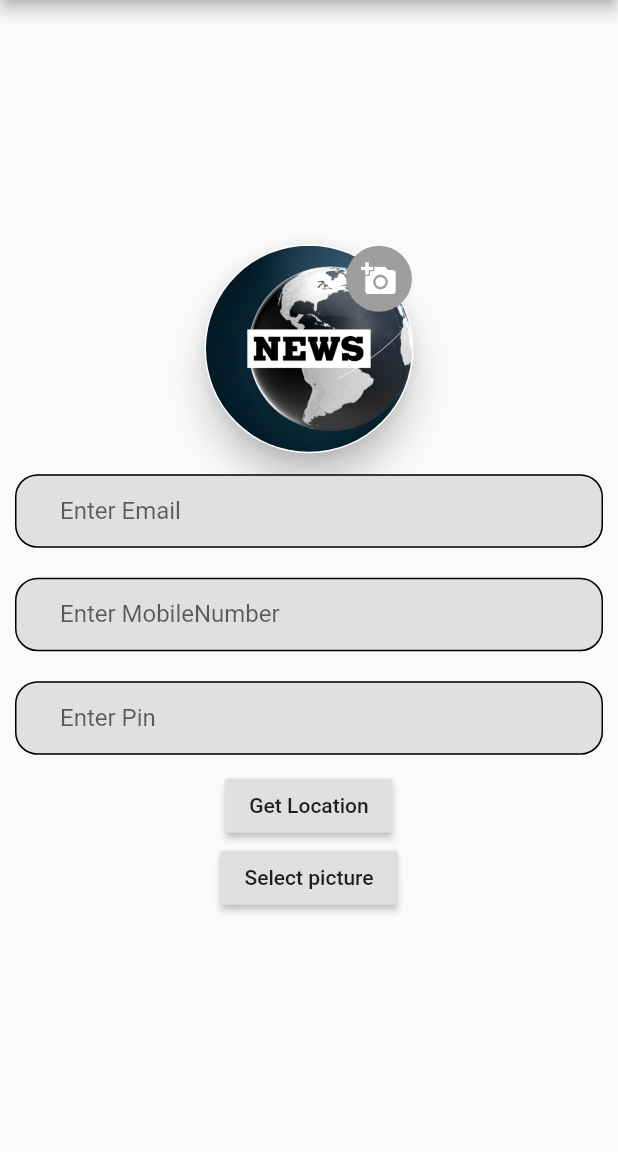
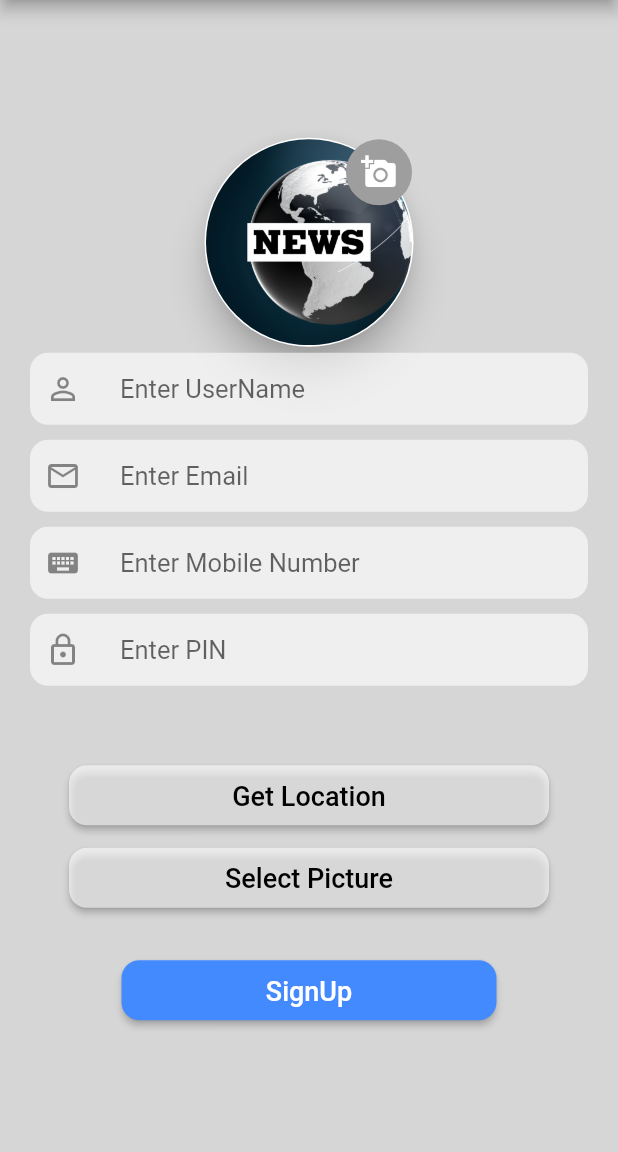
Before and after one commit to brahmy/Dawning-Times, a Flutter app: the SignUp screen opened directly, on a phone screen of 412 x 824 dp, the part 84-1236 px from its top. Run offline on Flutter 3.47's test engine with Material 2 defaults, Android fonts, the phone set to English and light mode, and no system bars; our stand-ins replace carousel_slider, geolocator, image_picker; missing offline and left inert: dart:ffi.

Commit message:
change UI in signup.dart

```diff
--- a/lib/screens/auth/signin.dart
+++ b/lib/screens/auth/signin.dart
@@ -129,7 +129,7 @@ class _SignInState extends State<SignIn> {
                   child: Text(
                     "Don't have an account? SignUp",
                     style: TextStyle(
-                      color: Colors.white,
+                      color: Colors.black54,
                     ),
                   ),
                 ),
--- a/lib/screens/auth/signup.dart
+++ b/lib/screens/auth/signup.dart
@@ -1,8 +1,11 @@
 import 'dart:io';
 
 import 'package:dawning_times/screens/auth/geo_locator.dart';
+import 'package:dawning_times/screens/auth/signin.dart';
 import 'package:flutter/material.dart';
+import 'package:geolocator/geolocator.dart';
 import 'package:image_picker/image_picker.dart';
+import 'package:url_launcher/url_launcher.dart';
 
 class SignUp extends StatefulWidget {
   @override
@@ -57,9 +60,46 @@ class _SignUpState extends State<SignUp> {
         });
   }
 
+  ///location
+  var locatonMessage = '' ;
+
+   String latitude;
+   String longitude;
+
+  ///function for getting the current user Location
+  /// but before u add the permission
+
+  void getCurrentLocation() async {
+    var position = await Geolocator.getCurrentPosition(desiredAccuracy: LocationAccuracy.high);
+    var lat = position.latitude;
+    var long = position.longitude;
+
+    ///passing this to latitude and longitude Strings
+
+    latitude = "$lat";
+    longitude = "$long";
+
+    setState(() {
+      locatonMessage = "Latitude: $lat and Longitude: $long";
+    });
+  }
+
+  /// function for Opening it in GoogleMap
+
+  void googleMap() async {
+    String googleUrl =
+        "https://www.google.com/maps/search/?api=1&query=$latitude,$longitude";
+    if(await canLaunch(googleUrl)) {
+      await launch(googleUrl);
+    }else{
+      throw("Couldn't open GoogleMaps");
+    }
+  }
+
   @override
   Widget build(BuildContext context) {
     return Scaffold(
+      backgroundColor: Colors.grey[350],
       appBar: AppBar(
         // Here we take the value from the MyHomePage object that was created by
         // the App.build method, and use it to set our appbar title.
@@ -108,60 +148,185 @@ class _SignUpState extends State<SignUp> {
                   ),
                 ]),
                 Padding(
-                  padding: const EdgeInsets.all(10.0),
-                  child: TextFormField(
-                    decoration: InputDecoration(
+                  padding: const EdgeInsets.fromLTRB(20.0, 0.0, 20.0, 0.0),
+                  child:  Container(
+                    decoration: BoxDecoration(
+                      color: Colors.white60,
+                      borderRadius:  BorderRadius.circular(12),
+                    ),
+                    child: TextField(
+                      decoration: InputDecoration(
+                        hintStyle: TextStyle(fontSize: 17),
+                        icon: Padding(
+                          padding: const EdgeInsets.all(10.0),
+                          child: Icon(Icons.person_outline),
+                        ),
+                        hintText: 'Enter UserName',
                         border: InputBorder.none,
-                        filled: true,
-                        fillColor: Colors.grey[300],
-                        focusColor: Colors.grey[300],
-                        labelText: 'Enter Email',
-                        contentPadding: new EdgeInsets.symmetric(
-                            vertical: 15.0, horizontal: 30.0),
-                        enabledBorder: OutlineInputBorder(
-                            borderRadius: BorderRadius.circular(15.0))),
+                      ),
+                    ),
                   ),
                 ),
+                SizedBox(height: 10,),
                 Padding(
-                  padding: const EdgeInsets.all(10.0),
-                  child: TextFormField(
-                    decoration: InputDecoration(
+                  padding: const EdgeInsets.fromLTRB(20.0, 0.0, 20.0, 0.0),
+                  child:  Container(
+                    decoration: BoxDecoration(
+                      color: Colors.white60,
+                      borderRadius:  BorderRadius.circular(12),
+                    ),
+                    child: TextField(
+                      decoration: InputDecoration(
+                        hintStyle: TextStyle(fontSize: 17),
+                        icon: Padding(
+                          padding: const EdgeInsets.all(10.0),
+                          child: Icon(Icons.mail_outline),
+                        ),
+                        hintText: 'Enter Email',
                         border: InputBorder.none,
-                        filled: true,
-                        fillColor: Colors.grey[300],
-                        focusColor: Colors.grey[300],
-                        labelText: 'Enter MobileNumber',
-                        contentPadding: new EdgeInsets.symmetric(
-                            vertical: 15.0, horizontal: 30.0),
-                        enabledBorder: OutlineInputBorder(
-                            borderRadius: BorderRadius.circular(15.0))),
+                      ),
+                    ),
                   ),
                 ),
+                SizedBox(height: 10,),
                 Padding(
-                  padding: const EdgeInsets.all(10.0),
-                  child: TextFormField(
-                    decoration: InputDecoration(
+                  padding: const EdgeInsets.fromLTRB(20.0, 0.0, 20.0, 0.0),
+                  child:  Container(
+                    decoration: BoxDecoration(
+                      color: Colors.white60,
+                      borderRadius:  BorderRadius.circular(12),
+                    ),
+                    child: TextField(
+                      decoration: InputDecoration(
+                        hintStyle: TextStyle(fontSize: 17),
+                        icon: Padding(
+                          padding: const EdgeInsets.all(10.0),
+                          child: Icon(Icons.keyboard),
+                        ),
+                        hintText: 'Enter Mobile Number',
                         border: InputBorder.none,
-                        filled: true,
-                        fillColor: Colors.grey[300],
-                        focusColor: Colors.grey[300],
-                        labelText: 'Enter Pin',
-                        contentPadding: new EdgeInsets.symmetric(
-                            vertical: 15.0, horizontal: 30.0),
-                        enabledBorder: OutlineInputBorder(
-                            borderRadius: BorderRadius.circular(15.0))),
+                      ),
+                    ),
                   ),
                 ),
-                RaisedButton(
-                  onPressed: () {
-                    Navigator.push(context,
-                        MaterialPageRoute(builder: (context) => Location()));
-                  },
-                  child: Text('Get Location'),
+                SizedBox(height: 10,),
+                Padding(
+                  padding: const EdgeInsets.fromLTRB(20.0, 0.0, 20.0, 0.0),
+                  child:  Container(
+                    decoration: BoxDecoration(
+                      color: Colors.white60,
+                      borderRadius:  BorderRadius.circular(12),
+                    ),
+                    child: TextField(
+                      decoration: InputDecoration(
+                        hintStyle: TextStyle(fontSize: 17),
+                        icon: Padding(
+                          padding: const EdgeInsets.all(10.0),
+                          child: Icon(Icons.lock_outline),
+                        ),
+                        hintText: 'Enter PIN',
+                        border: InputBorder.none,
+                      ),
+                    ),
+                  ),
                 ),
-                RaisedButton(
-                  onPressed: () => _showChoiceDialog(context),
-                  child: Text('Select picture'),
+                SizedBox(height: 10.0,),
+                Padding(
+                  padding: const EdgeInsets.fromLTRB(20.0, 10.0, 20.0, 10.0),
+                  child: Text(
+                    locatonMessage,
+                    style: TextStyle(
+                        color: Colors.cyanAccent,
+                        fontSize: 20,
+                        fontWeight: FontWeight.bold
+                    ),
+                  ),
+                ),
+                ConstrainedBox(
+                  constraints: BoxConstraints.tightFor(width: 320,height: 40),
+                  child: ElevatedButton(
+                    child: Column(
+                      children: [
+                        Padding(
+                          padding: const EdgeInsets.only(top: 10),
+                          child: Text(
+                            'Get Location',
+                            style: TextStyle(
+                              fontSize: 18,
+                              color: Colors.black,
+                            ),
+                          ),
+                        ),
+                      ],
+                    ),
+                    onPressed: () {
+                      getCurrentLocation();
+                    },
+                    style: ElevatedButton.styleFrom(
+                        primary: Colors.white60,
+                        shape: new RoundedRectangleBorder(
+                            borderRadius: BorderRadius.circular(12.0)
+                        )
+                    ),
+                  ),
+                ),
+                SizedBox(height: 15,),
+                ConstrainedBox(
+                  constraints: BoxConstraints.tightFor(width: 320,height: 40),
+                  child: ElevatedButton(
+                    child: Column(
+                      children: [
+                        Padding(
+                          padding: const EdgeInsets.only(top: 10),
+                          child: Text(
+                            'Select Picture',
+                            style: TextStyle(
+                              fontSize: 18,
+                              color: Colors.black,
+                            ),
+                          ),
+                        ),
+                      ],
+                    ),
+                    onPressed: () {
+                      _showChoiceDialog(context);
+                    },
+                    style: ElevatedButton.styleFrom(
+                        primary: Colors.white60,
+                        shape: new RoundedRectangleBorder(
+                            borderRadius: BorderRadius.circular(12.0)
+                        )
+                    ),
+                  ),
+                ),
+                SizedBox(height: 35,),
+                ConstrainedBox(
+                  constraints: BoxConstraints.tightFor(width: 250,height: 40),
+                  child: ElevatedButton(
+                    child: Column(
+                      children: [
+                        Padding(
+                          padding: const EdgeInsets.only(top: 10),
+                          child: Text(
+                            'SignUp',
+                            style: TextStyle(
+                              fontSize: 18,
+                              color: Colors.white,
+                            ),
+                          ),
+                        ),
+                      ],
+                    ),
+                    onPressed: () {
+                      Navigator.push(context, MaterialPageRoute(builder: (context) => SignIn()));
+                    },
+                    style: ElevatedButton.styleFrom(
+                        primary: Colors.blueAccent,
+                        shape: new RoundedRectangleBorder(
+                            borderRadius: BorderRadius.circular(12.0)
+                        )
+                    ),
+                  ),
                 ),
               ],
             ),
```
